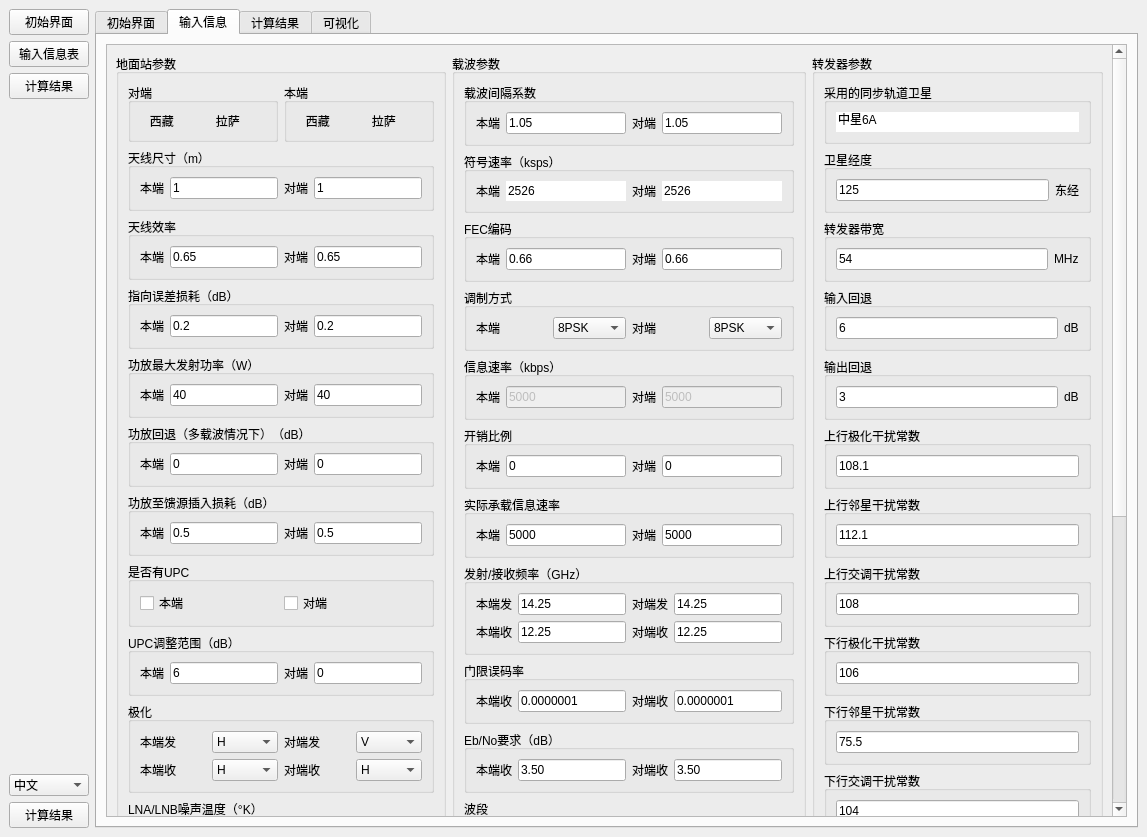
Qt form MainWindow.ui (Wings-Ji/LinkCal) before a commit.
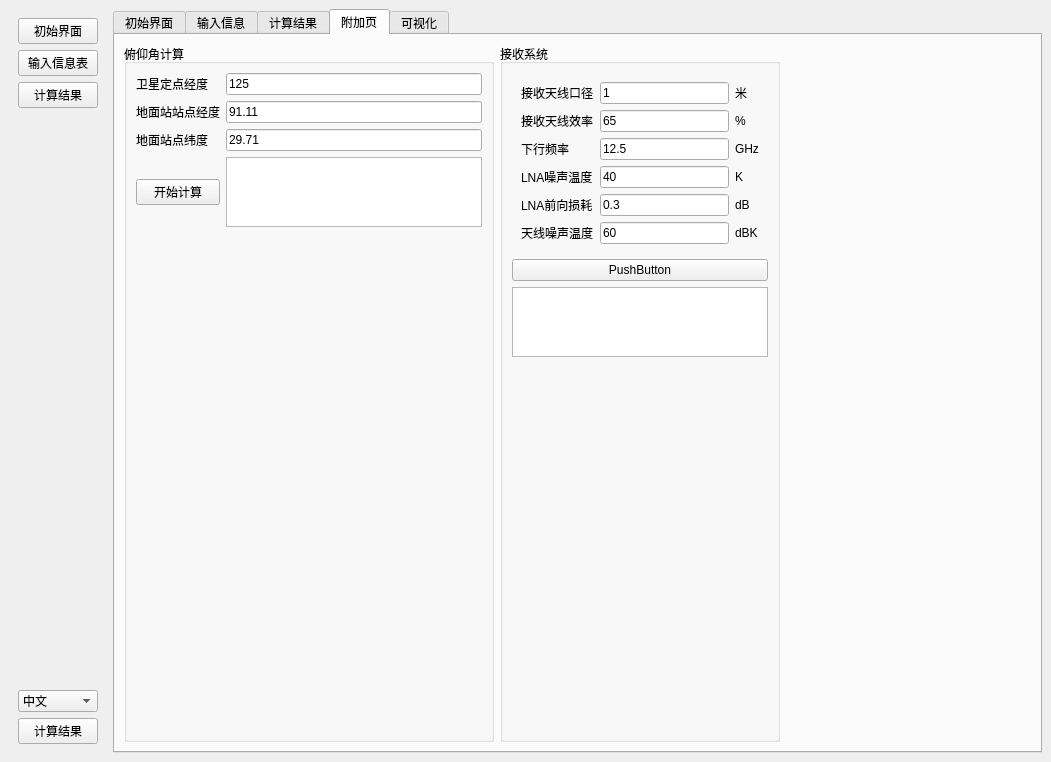
The same form after that commit. Icons and pictures are not drawn.

Commit message: 更新了所有参数的计算

```diff
--- a/MainWindow.ui
+++ b/MainWindow.ui
@@ -9,8 +9,8 @@
    <rect>
     <x>0</x>
     <y>0</y>
-    <width>1147</width>
-    <height>837</height>
+    <width>1051</width>
+    <height>762</height>
    </rect>
   </property>
   <property name="minimumSize">
@@ -38,74 +38,76 @@
   <widget class="QWidget" name="centralwidget">
    <layout class="QHBoxLayout" name="horizontalLayout_15">
     <item>
-     <layout class="QVBoxLayout" name="verticalLayout">
-      <item>
-       <widget class="QPushButton" name="pushButton_2">
-        <property name="text">
-         <string>初始界面</string>
-        </property>
-       </widget>
-      </item>
-      <item>
-       <widget class="QPushButton" name="pushButton_3">
-        <property name="text">
-         <string>输入信息表</string>
-        </property>
-       </widget>
-      </item>
-      <item>
-       <widget class="QPushButton" name="pushButton_6">
-        <property name="text">
-         <string>计算结果</string>
-        </property>
-       </widget>
-      </item>
-      <item>
-       <spacer name="verticalSpacer">
-        <property name="orientation">
-         <enum>Qt::Vertical</enum>
-        </property>
-        <property name="sizeHint" stdset="0">
-         <size>
-          <width>20</width>
-          <height>40</height>
-         </size>
-        </property>
-       </spacer>
-      </item>
-      <item>
-       <widget class="QComboBox" name="comboBox">
-        <property name="editable">
-         <bool>false</bool>
-        </property>
-        <property name="currentText">
-         <string>中文</string>
-        </property>
-        <item>
+     <widget class="QFrame" name="">
+      <layout class="QVBoxLayout" name="verticalLayout">
+       <item>
+        <widget class="QPushButton" name="pushButton_2">
          <property name="text">
+          <string>初始界面</string>
+         </property>
+        </widget>
+       </item>
+       <item>
+        <widget class="QPushButton" name="pushButton_3">
+         <property name="text">
+          <string>输入信息表</string>
+         </property>
+        </widget>
+       </item>
+       <item>
+        <widget class="QPushButton" name="pushButton_6">
+         <property name="text">
+          <string>计算结果</string>
+         </property>
+        </widget>
+       </item>
+       <item>
+        <spacer name="verticalSpacer">
+         <property name="orientation">
+          <enum>Qt::Vertical</enum>
+         </property>
+         <property name="sizeHint" stdset="0">
+          <size>
+           <width>20</width>
+           <height>40</height>
+          </size>
+         </property>
+        </spacer>
+       </item>
+       <item>
+        <widget class="QComboBox" name="comboBox">
+         <property name="editable">
+          <bool>false</bool>
+         </property>
+         <property name="currentText">
           <string>中文</string>
          </property>
-        </item>
-        <item>
+         <item>
+          <property name="text">
+           <string>中文</string>
+          </property>
+         </item>
+         <item>
+          <property name="text">
+           <string>English</string>
+          </property>
+         </item>
+        </widget>
+       </item>
+       <item>
+        <widget class="QPushButton" name="pushButton_7">
          <property name="text">
-          <string>English</string>
+          <string>计算结果</string>
          </property>
-        </item>
-       </widget>
-      </item>
-      <item>
-       <widget class="QPushButton" name="pushButton_7">
-        <property name="text">
-         <string>计算结果</string>
-        </property>
-       </widget>
-      </item>
-     </layout>
+        </widget>
+       </item>
+      </layout>
+     </widget>
     </item>
     <item>
      <widget class="QTabWidget" name="tabWidget">
       <property name="currentIndex">
-       <number>1</number>
+       <number>3</number>
       </property>
       <widget class="QWidget" name="tab">
        <attribute name="title">
@@ -282,8 +284,8 @@
             <rect>
              <x>0</x>
              <y>0</y>
-             <width>972</width>
-             <height>1257</height>
+             <width>876</width>
+             <height>1215</height>
             </rect>
            </property>
            <layout class="QHBoxLayout" name="horizontalLayout_3">
@@ -713,7 +715,7 @@
                   <item row="1" column="1">
                    <widget class="QComboBox" name="coB_bd_re">
                     <property name="currentText">
-                     <string>V</string>
+                     <string>H</string>
                     </property>
                     <item>
                      <property name="text">
@@ -2415,6 +2417,291 @@
         </item>
        </layout>
       </widget>
+      <widget class="QWidget" name="tab_5">
+       <attribute name="title">
+        <string>附加页</string>
+       </attribute>
+       <layout class="QHBoxLayout" name="horizontalLayout_34">
+        <item>
+         <widget class="QGroupBox" name="groupBox_41">
+          <property name="title">
+           <string>俯仰角计算</string>
+          </property>
+          <layout class="QGridLayout" name="gridLayout_8">
+           <item row="3" column="0">
+            <widget class="QLabel" name="label_95">
+             <property name="text">
+              <string>地面站点纬度</string>
+             </property>
+            </widget>
+           </item>
+           <item row="0" column="0">
+            <widget class="QLabel" name="label_93">
+             <property name="text">
+              <string>卫星定点经度</string>
+             </property>
+            </widget>
+           </item>
+           <item row="4" column="0">
+            <widget class="QPushButton" name="pushButton_9">
+             <property name="text">
+              <string>开始计算</string>
+             </property>
+            </widget>
+           </item>
+           <item row="3" column="1">
+            <widget class="QLineEdit" name="lat_station">
+             <property name="text">
+              <string>29.71</string>
+             </property>
+            </widget>
+           </item>
+           <item row="4" column="1">
+            <widget class="QTextBrowser" name="textBrowser">
+             <property name="enabled">
+              <bool>true</bool>
+             </property>
+            </widget>
+           </item>
+           <item row="2" column="0">
+            <widget class="QLabel" name="label_94">
+             <property name="text">
+              <string>地面站站点经度</string>
+             </property>
+            </widget>
+           </item>
+           <item row="0" column="1">
+            <widget class="QLineEdit" name="log_sat">
+             <property name="text">
+              <string>125</string>
+             </property>
+            </widget>
+           </item>
+           <item row="2" column="1">
+            <widget class="QLineEdit" name="log_station">
+             <property name="text">
+              <string>91.11</string>
+             </property>
+            </widget>
+           </item>
+           <item row="5" column="0" colspan="2">
+            <spacer name="verticalSpacer_6">
+             <property name="orientation">
+              <enum>Qt::Vertical</enum>
+             </property>
+             <property name="sizeType">
+              <enum>QSizePolicy::Fixed</enum>
+             </property>
+             <property name="sizeHint" stdset="0">
+              <size>
+               <width>20</width>
+               <height>600</height>
+              </size>
+             </property>
+            </spacer>
+           </item>
+          </layout>
+         </widget>
+        </item>
+        <item>
+         <widget class="QGroupBox" name="groupBox_42">
+          <property name="title">
+           <string>接收系统</string>
+          </property>
+          <layout class="QVBoxLayout" name="verticalLayout_3">
+           <item>
+            <widget class="QFrame" name="gridFrame">
+             <layout class="QGridLayout" name="gridLayout_10">
+              <item row="8" column="1">
+               <widget class="QLineEdit" name="lineEdit_11">
+                <property name="text">
+                 <string>60</string>
+                </property>
+               </widget>
+              </item>
+              <item row="7" column="2">
+               <widget class="QLabel" name="label_116">
+                <property name="text">
+                 <string>dB</string>
+                </property>
+               </widget>
+              </item>
+              <item row="2" column="0">
+               <widget class="QLabel" name="label_96">
+                <property name="text">
+                 <string>接收天线口径</string>
+                </property>
+               </widget>
+              </item>
+              <item row="7" column="1">
+               <widget class="QLineEdit" name="lineEdit">
+                <property name="text">
+                 <string>0.3</string>
+                </property>
+               </widget>
+              </item>
+              <item row="2" column="2">
+               <widget class="QLabel" name="label_113">
+                <property name="text">
+                 <string>米</string>
+                </property>
+               </widget>
+              </item>
+              <item row="8" column="2">
+               <widget class="QLabel" name="label_112">
+                <property name="text">
+                 <string>dBK</string>
+                </property>
+               </widget>
+              </item>
+              <item row="8" column="0">
+               <widget class="QLabel" name="label_111">
+                <property name="text">
+                 <string>天线噪声温度</string>
+                </property>
+               </widget>
+              </item>
+              <item row="7" column="0">
+               <widget class="QLabel" name="label_109">
+                <property name="text">
+                 <string>LNA前向损耗</string>
+                </property>
+               </widget>
+              </item>
+              <item row="3" column="0">
+               <widget class="QLabel" name="label_104">
+                <property name="text">
+                 <string>接收天线效率</string>
+                </property>
+               </widget>
+              </item>
+              <item row="4" column="0">
+               <widget class="QLabel" name="label_105">
+                <property name="text">
+                 <string>下行频率</string>
+                </property>
+               </widget>
+              </item>
+              <item row="5" column="0">
+               <widget class="QLabel" name="label_110">
+                <property name="text">
+                 <string>LNA噪声温度</string>
+                </property>
+               </widget>
+              </item>
+              <item row="5" column="1">
+               <widget class="QLineEdit" name="lineEdit_5">
+                <property name="text">
+                 <string>40</string>
+                </property>
+               </widget>
+              </item>
+              <item row="4" column="1">
+               <widget class="QLineEdit" name="lineEdit_4">
+                <property name="text">
+                 <string>12.5</string>
+                </property>
+               </widget>
+              </item>
+              <item row="3" column="1">
+               <widget class="QLineEdit" name="lineEdit_2">
+                <property name="text">
+                 <string>65</string>
+                </property>
+               </widget>
+              </item>
+              <item row="3" column="2">
+               <widget class="QLabel" name="label_115">
+                <property name="text">
+                 <string>%</string>
+                </property>
+               </widget>
+              </item>
+              <item row="2" column="1">
+               <widget class="QLineEdit" name="lineEdit_3">
+                <property name="text">
+                 <string>1</string>
+                </property>
+               </widget>
+              </item>
+              <item row="5" column="2">
+               <widget class="QLabel" name="label_117">
+                <property name="text">
+                 <string>K</string>
+                </property>
+               </widget>
+              </item>
+              <item row="4" column="2">
+               <widget class="QLabel" name="label_114">
+                <property name="text">
+                 <string>GHz</string>
+                </property>
+               </widget>
+              </item>
+             </layout>
+            </widget>
+           </item>
+           <item>
+            <widget class="QPushButton" name="pushButton_10">
+             <property name="text">
+              <string>PushButton</string>
+             </property>
+            </widget>
+           </item>
+           <item>
+            <widget class="QTextBrowser" name="textBrowser_2">
+             <property name="enabled">
+              <bool>true</bool>
+             </property>
+            </widget>
+           </item>
+           <item>
+            <spacer name="verticalSpacer_7">
+             <property name="orientation">
+              <enum>Qt::Vertical</enum>
+             </property>
+             <property name="sizeType">
+              <enum>QSizePolicy::Fixed</enum>
+             </property>
+             <property name="sizeHint" stdset="0">
+              <size>
+               <width>20</width>
+               <height>600</height>
+              </size>
+             </property>
+            </spacer>
+           </item>
+          </layout>
+         </widget>
+        </item>
+        <item>
+         <spacer name="horizontalSpacer_2">
+          <property name="orientation">
+           <enum>Qt::Horizontal</enum>
+          </property>
+          <property name="sizeHint" stdset="0">
+           <size>
+            <width>165</width>
+            <height>20</height>
+           </size>
+          </property>
+         </spacer>
+        </item>
+        <item>
+         <spacer name="horizontalSpacer">
+          <property name="orientation">
+           <enum>Qt::Horizontal</enum>
+          </property>
+          <property name="sizeHint" stdset="0">
+           <size>
+            <width>28</width>
+            <height>20</height>
+           </size>
+          </property>
+         </spacer>
+        </item>
+       </layout>
+      </widget>
       <widget class="QWidget" name="tab_4">
        <attribute name="title">
         <string>可视化</string>
```
Left out of the diff: 174 changed lines with no effect on the pictures. The commit also changes 5 other files.
